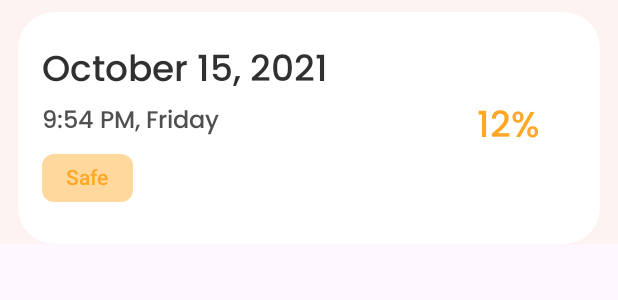
After one commit to darshkaushik/cough-it, an Android app: the layout test_row_layout.xml on its own in the app's theme, with its tools: preview values and no code run, on a phone screen of 412 x 824 dp. The commit adds this screen. Shown: the top 300 px of the screen. Run offline under Robolectric (Android 15) with nearby library versions, the phone set to English and light mode, and no system bars.

Commit message:
Row item layout for recycler view

```diff
--- a/android-app/app/src/main/res/layout/fragment_home.xml
+++ b/android-app/app/src/main/res/layout/fragment_home.xml
@@ -82,14 +82,27 @@
                 android:background="@color/orange_surface"
                 android:backgroundTint="@color/surface_color">
 
+                <com.google.android.material.chip.Chip
+                    android:id="@+id/graph_chip"
+                    android:layout_width="wrap_content"
+                    android:layout_height="wrap_content"
+                    android:text="Past Test Summary"
+                    app:chipBackgroundColor="@color/orange_light"
+                    app:chipStrokeWidth="0dp"
+                    android:textColor="@color/orange_primary"
+                    android:layout_marginStart="24dp"
+                    android:layout_marginTop="12dp"
+                    app:layout_constraintTop_toTopOf="parent"
+                    app:layout_constraintStart_toStartOf="parent"/>
+
                 <com.jjoe64.graphview.GraphView
                     android:id="@+id/graph_view"
                     android:layout_width="match_parent"
                     android:layout_height="300dp"
                     android:layout_marginEnd="24dp"
                     android:layout_marginStart="24dp"
-                    android:layout_marginTop="50dp"
-                    app:layout_constraintTop_toTopOf="parent"
+                    android:layout_marginTop="8dp"
+                    app:layout_constraintTop_toBottomOf="@id/graph_chip"
                     app:layout_constraintEnd_toEndOf="parent"
                     app:layout_constraintStart_toStartOf="parent"/>
 
--- /dev/null
+++ b/android-app/app/src/main/res/layout/test_row_layout.xml
@@ -0,0 +1,83 @@
+<?xml version="1.0" encoding="utf-8"?>
+<androidx.constraintlayout.widget.ConstraintLayout
+    xmlns:android="http://schemas.android.com/apk/res/android"
+    android:layout_width="match_parent"
+    android:layout_height="wrap_content"
+    android:background="@color/surface_color"
+    xmlns:app="http://schemas.android.com/apk/res-auto">
+
+    <com.google.android.material.card.MaterialCardView
+        android:layout_width="match_parent"
+        android:layout_height="wrap_content"
+        android:layout_marginStart="12dp"
+        android:layout_marginEnd="12dp"
+        android:layout_marginTop="8dp"
+        app:cardCornerRadius="24dp"
+        app:cardBackgroundColor="@color/elevated_surfaces"
+        style="?attr/materialCardViewFilledStyle"
+        app:layout_constraintStart_toStartOf="parent"
+        app:layout_constraintEnd_toEndOf="parent"
+        app:layout_constraintTop_toTopOf="parent">
+        <androidx.constraintlayout.widget.ConstraintLayout
+            android:layout_width="match_parent"
+            android:layout_height="match_parent">
+
+            <com.google.android.material.textview.MaterialTextView
+                android:id="@+id/date_text_view"
+                android:layout_width="wrap_content"
+                android:layout_height="wrap_content"
+                android:text="October 15, 2021"
+                app:fontFamily="@font/poppins_medium"
+                android:textSize="24sp"
+                android:textColor="@color/heading_text_color"
+                android:layout_marginStart="16dp"
+                android:layout_marginTop="20dp"
+                app:layout_constraintStart_toStartOf="parent"
+                app:layout_constraintTop_toTopOf="parent"/>
+
+            <com.google.android.material.textview.MaterialTextView
+                android:id="@+id/time_text_view"
+                android:layout_width="wrap_content"
+                android:layout_height="wrap_content"
+                android:text="9:54 PM, Friday"
+                app:fontFamily="@font/poppins_medium"
+                android:textSize="16sp"
+                android:textColor="@color/body_text_color"
+                android:layout_marginStart="16dp"
+                android:layout_marginTop="0dp"
+                app:layout_constraintStart_toStartOf="parent"
+                app:layout_constraintTop_toBottomOf="@id/date_text_view"/>
+
+            <com.google.android.material.chip.Chip
+                android:id="@+id/tag_chip"
+                android:layout_width="wrap_content"
+                android:layout_height="wrap_content"
+                android:text="Safe"
+                app:chipBackgroundColor="@color/orange_light"
+                app:chipStrokeWidth="0dp"
+                android:textColor="@color/orange_primary"
+                android:layout_marginStart="16dp"
+                android:layout_marginTop="0dp"
+                android:layout_marginBottom="20dp"
+                app:layout_constraintBottom_toBottomOf="parent"
+                app:layout_constraintTop_toBottomOf="@id/time_text_view"
+                app:layout_constraintStart_toStartOf="parent"/>
+
+            <com.google.android.material.textview.MaterialTextView
+                android:layout_width="wrap_content"
+                android:layout_height="wrap_content"
+                app:fontFamily="@font/poppins_medium"
+                android:text="12%"
+                android:textSize="24sp"
+                android:textColor="@color/orange_primary"
+                android:layout_marginEnd="40dp"
+                app:layout_constraintEnd_toEndOf="parent"
+                app:layout_constraintTop_toTopOf="parent"
+                app:layout_constraintBottom_toBottomOf="parent"/>
+
+
+
+        </androidx.constraintlayout.widget.ConstraintLayout>
+    </com.google.android.material.card.MaterialCardView>
+
+</androidx.constraintlayout.widget.ConstraintLayout>
```
